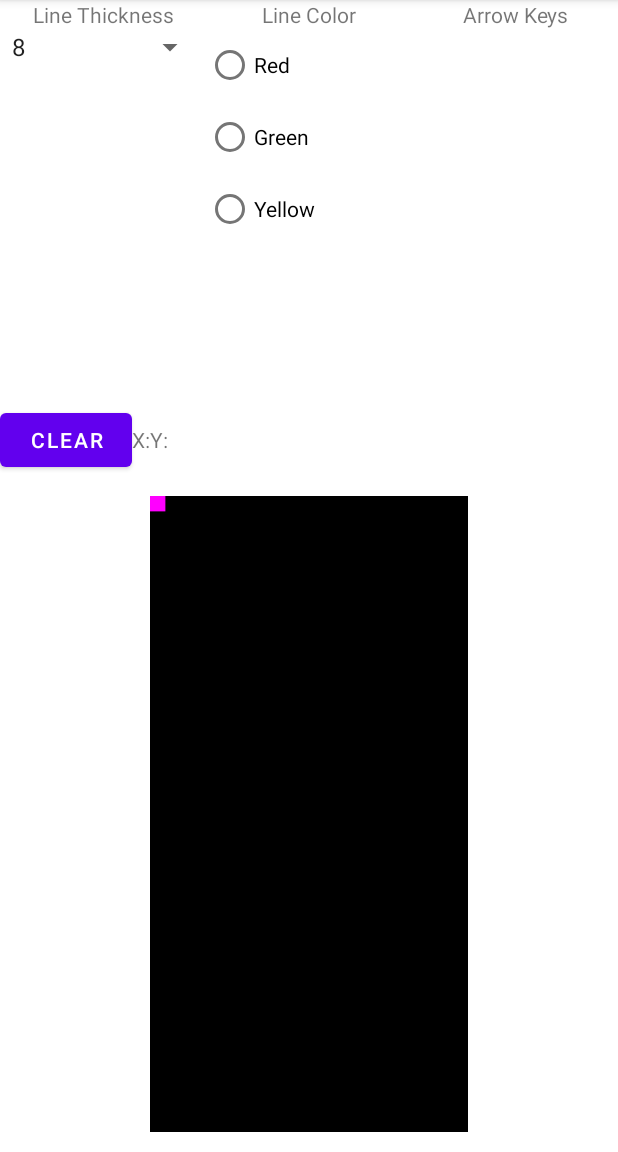
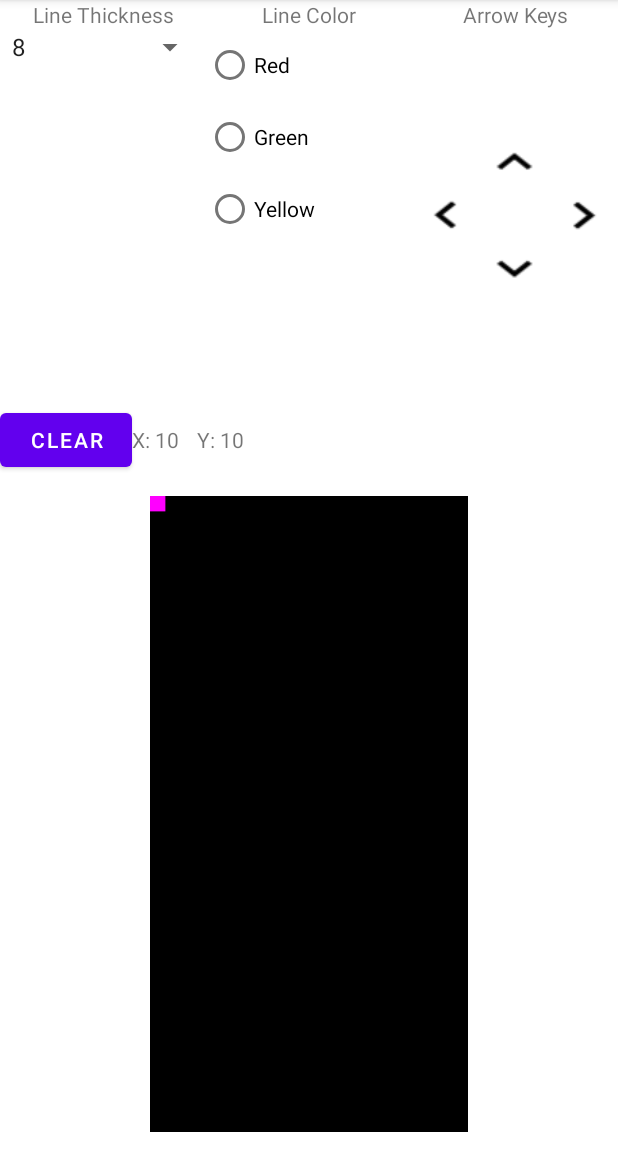
Before and after one commit to EisenritterX/COMP304_Assignment3_DrawAnimation, an Android app: the DrawLineActivity screen opened directly, with no data from a screen before it, on a phone screen of 412 x 824 dp, the part 84-1236 px from its top. Run offline under Robolectric (Android 15) with nearby library versions, the phone set to English and light mode, and no system bars.

Commit message:
Converted KeyEvents to Button Events, Draw Line Complete

```diff
--- a/app/src/main/java/com/example/assignment3/DrawLineActivity.java
+++ b/app/src/main/java/com/example/assignment3/DrawLineActivity.java
@@ -5,13 +5,13 @@ import android.graphics.Canvas;
 import android.graphics.Color;
 import android.graphics.Paint;
 import android.os.Bundle;
-import android.view.KeyEvent;
 import android.view.View;
 import android.widget.AdapterView;
 import android.widget.ImageView;
 import android.widget.RadioButton;
 import android.widget.RadioGroup;
 import android.widget.Spinner;
+import android.widget.TextView;
 import android.widget.Toast;
 
 import androidx.appcompat.app.AppCompatActivity;
@@ -29,6 +29,7 @@ public class DrawLineActivity extends AppCompatActivity {
     private Canvas canvas;
     private int color;
     private int strokeWidth;
+    private TextView lblCoordinates;
 
 
     @Override
@@ -96,6 +97,11 @@ public class DrawLineActivity extends AppCompatActivity {
             }
         });
 
+        // Set Coordiante Text
+        lblCoordinates = findViewById(R.id.txtCoordinate);
+        lblCoordinates.setText("X: " + Integer.toString(endx) + "\t Y: " + Integer.toString(endy));
+
+
         startDrawing();
 
     }
@@ -103,7 +109,7 @@ public class DrawLineActivity extends AppCompatActivity {
 
     // Resets the canvas
     public void clearCanvas(View v) {
-        canvas.drawColor(Color.WHITE);
+        canvas.drawColor(Color.BLACK);
         startx = 10;
         starty = 10;
         endx = 10;
@@ -128,34 +134,72 @@ public class DrawLineActivity extends AppCompatActivity {
         canvas.drawLine(startx, starty, endx, endy, paint);
         startx = endx;
         starty = endy;
-
+        lblCoordinates.setText("X: " + Integer.toString(endx) + "\t Y: " + Integer.toString(endy));
     }
 
-    //DPAD Emulator
-    public boolean onKeyDown(int keyCode, KeyEvent event) {
-        switch (keyCode) {
-            case KeyEvent.KEYCODE_DPAD_DOWN:
-                //reusableImageView.setVisibility(View.VISIBLE);
-                //reusableImageView.setFocusable(true);
-                //reusableImageView.requestFocus();
-                endy = endy + 5;
+    // Button Actions
+    public boolean onLeftClick(View view) {
+        reusableImageView.setFocusable(true);
+        reusableImageView.requestFocus();
+        endx = endx - 5;
         drawLine(canvas);
-                //moveRect(canvas);
-                //reusableImageView.invalidate();
+        reusableImageView.invalidate();
+        return true;
+    }
 
-                return true;
-
-            case KeyEvent.KEYCODE_DPAD_RIGHT:
-                //reusableImageView.setVisibility(View.VISIBLE);
+    public boolean onRightClick(View view) {
         reusableImageView.setFocusable(true);
         reusableImageView.requestFocus();
         endx = endx + 5;
         drawLine(canvas);
-                //moveRect(canvas);
         reusableImageView.invalidate();
-
         return true;
     }
-        return false;
+
+    public boolean onUpClick(View view) {
+        reusableImageView.setFocusable(true);
+        reusableImageView.requestFocus();
+        endy = endy - 5;
+        drawLine(canvas);
+        reusableImageView.invalidate();
+        return true;
     }
+
+    public boolean onDownClick(View view) {
+        reusableImageView.setFocusable(true);
+        reusableImageView.requestFocus();
+        endy = endy + 5;
+        drawLine(canvas);
+        reusableImageView.invalidate();
+        return true;
     }
+
+
+    //DPAD Emulator
+//    public boolean onKeyDown(int keyCode, KeyEvent event) {
+//        switch (keyCode) {
+//            case KeyEvent.KEYCODE_DPAD_DOWN:
+//                //reusableImageView.setVisibility(View.VISIBLE);
+//                //reusableImageView.setFocusable(true);
+//                //reusableImageView.requestFocus();
+//                endy = endy + 5;
+//                drawLine(canvas);
+//                //moveRect(canvas);
+//                //reusableImageView.invalidate();
+//
+//                return true;
+//
+//            case KeyEvent.KEYCODE_DPAD_RIGHT:
+//                //reusableImageView.setVisibility(View.VISIBLE);
+//                reusableImageView.setFocusable(true);
+//                reusableImageView.requestFocus();
+//                endx = endx + 5;
+//                drawLine(canvas);
+//                //moveRect(canvas);
+//                reusableImageView.invalidate();
+//
+//                return true;
+//        }
+//        return false;
+//    }
+}
--- a/app/src/main/res/layout/drawline.xml
+++ b/app/src/main/res/layout/drawline.xml
@@ -1,5 +1,6 @@
 <?xml version="1.0" encoding="utf-8"?>
 <androidx.constraintlayout.widget.ConstraintLayout xmlns:android="http://schemas.android.com/apk/res/android"
+    xmlns:tools="http://schemas.android.com/tools"
     android:layout_width="match_parent"
     android:layout_height="match_parent">
 
@@ -92,24 +93,109 @@
 
                     <TableLayout
                         android:layout_width="match_parent"
-                        android:layout_height="match_parent">
-
+                        android:layout_height="match_parent"
+                        android:gravity="center">
+                        <!-- Row 1 -->
                         <TableRow
                             android:layout_width="match_parent"
-                            android:layout_height="match_parent" />
+                            android:layout_height="match_parent"
+                            android:weightSum="3">
 
+                            <ImageButton
+                                android:layout_width="match_parent"
+                                android:layout_height="match_parent"
+                                android:layout_weight="1"
+                                android:visibility="invisible">
+
+                            </ImageButton>
+
+                            <ImageButton
+                                android:id="@+id/imgbuttonUp"
+                                android:layout_weight="1"
+                                android:background="@drawable/arrowup"
+                                android:onClick="onUpClick">
+
+                            </ImageButton>
+
+                            <ImageButton
+                                android:layout_width="match_parent"
+                                android:layout_height="match_parent"
+                                android:layout_weight="1"
+                                android:visibility="invisible"
+                                tools:visibility="invisible">
+
+                            </ImageButton>
+
+                        </TableRow>
+
+                        <!-- Row 2 -->
                         <TableRow
                             android:layout_width="match_parent"
-                            android:layout_height="match_parent" />
+                            android:layout_height="match_parent"
+                            android:weightSum="3">
 
+                            <ImageButton
+                                android:id="@+id/imgbuttonLeft"
+                                android:layout_weight="1"
+                                android:background="@drawable/arrowleft"
+                                android:onClick="onLeftClick">
+
+                            </ImageButton>
+
+                            <ImageButton
+                                android:layout_width="match_parent"
+                                android:layout_height="match_parent"
+                                android:layout_weight="1"
+                                android:visibility="invisible">
+
+                            </ImageButton>
+
+                            <ImageButton
+                                android:id="@+id/imgbuttonRight"
+                                android:layout_weight="1"
+                                android:background="@drawable/arrowright"
+                                android:onClick="onRightClick">
+
+                            </ImageButton>
+
+                        </TableRow>
+
+
+                        <!-- Row 3 -->
                         <TableRow
                             android:layout_width="match_parent"
-                            android:layout_height="match_parent" />
+                            android:layout_height="match_parent"
+                            android:weightSum="3">
 
-                        <TableRow
-                            android:layout_width="match_parent"
-                            android:layout_height="match_parent" />
+                            <ImageButton
+                                android:layout_width="match_parent"
+                                android:layout_height="match_parent"
+                                android:layout_weight="1"
+                                android:visibility="invisible">
+
+                            </ImageButton>
+
+                            <ImageButton
+                                android:id="@+id/imgbuttonDown"
+                                android:layout_weight="1"
+                                android:background="@drawable/arrowdown"
+                                android:onClick="onDownClick">
+
+                            </ImageButton>
+
+                            <ImageButton
+                                android:layout_width="match_parent"
+                                android:layout_height="match_parent"
+                                android:layout_weight="1"
+                                android:visibility="invisible">
+
+                            </ImageButton>
+
+                        </TableRow>
+
+
                     </TableLayout>
+
                 </LinearLayout>
 
             </LinearLayout>
@@ -147,10 +233,9 @@
                 android:id="@+id/ImageViewForDrawing"
                 android:layout_width="wrap_content"
                 android:layout_height="wrap_content"
-                android:minHeight="300px"
-                android:minWidth="300px"
-                android:layout_margin="20px">
-            </ImageView>
+                android:layout_margin="20px"
+                android:minWidth="600px"
+                android:minHeight="600px"></ImageView>
 
         </LinearLayout>
 
```
Also changed, not shown: app/src/main/res/drawable/arrowdown.png (added), app/src/main/res/drawable/arrowleft.png (added), app/src/main/res/drawable/arrowright.png (added), app/src/main/res/drawable/arrowup.png (added). Lines whose indentation alone changed are shown as unchanged.
